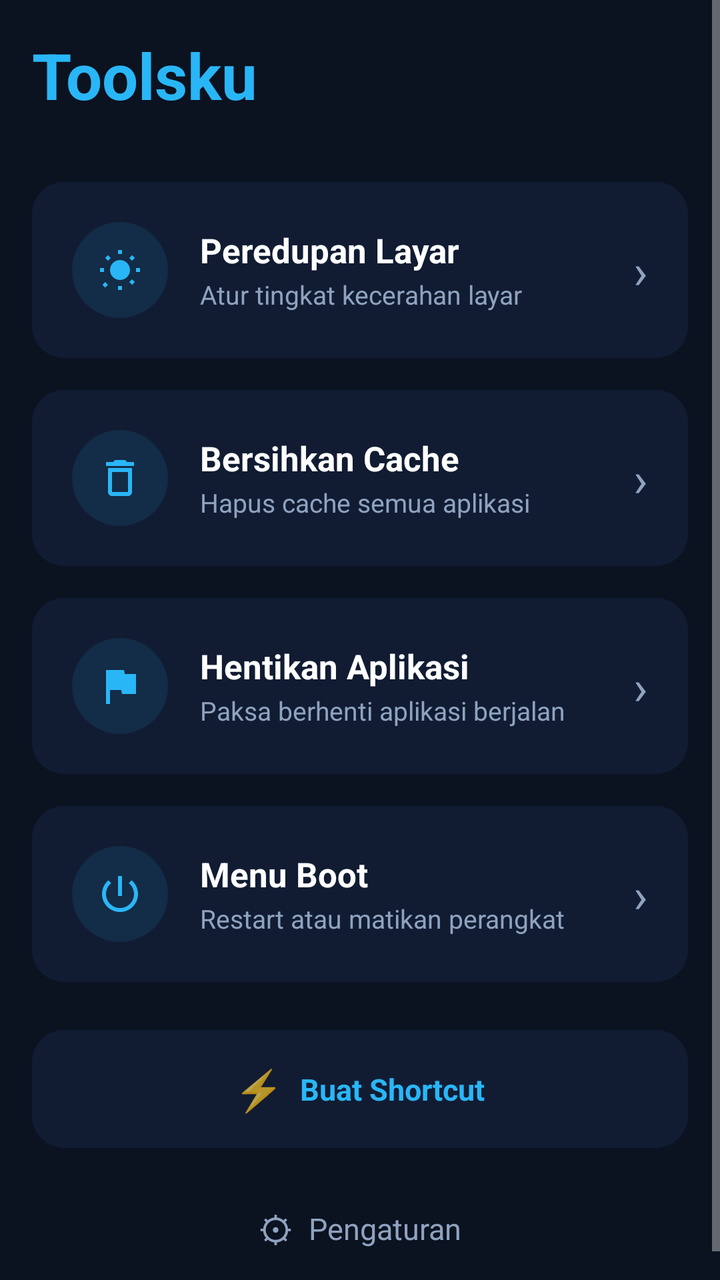
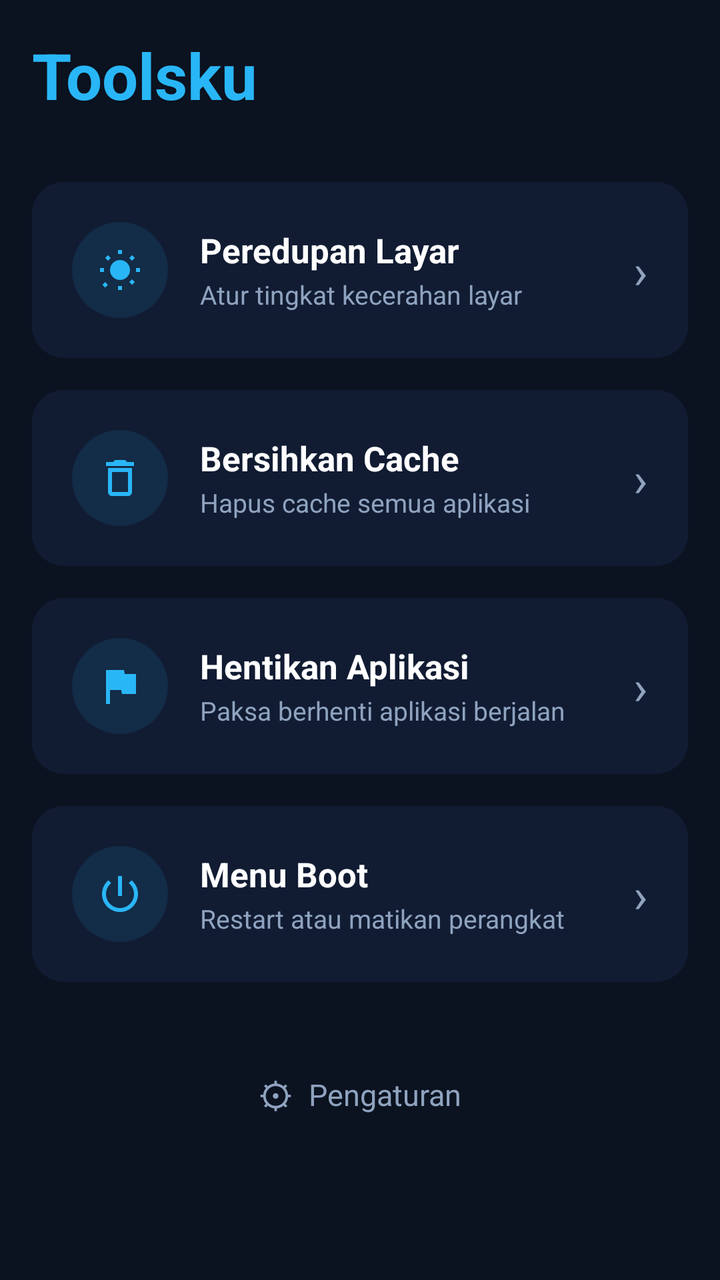

Compare the two renders of this Android layout. The source of the first and the diff that turns it into the second are given below.
<!-- AndroidManifest.xml: activity theme Theme.Toolsku -->
<!-- res/layout/activity_main.xml -->
<?xml version="1.0" encoding="utf-8"?>
<ScrollView xmlns:android="http://schemas.android.com/apk/res/android"
    android:layout_width="match_parent"
    android:layout_height="match_parent"
    android:background="@color/bg_dark"
    android:fillViewport="true">

    <LinearLayout
        android:layout_width="match_parent"
        android:layout_height="wrap_content"
        android:orientation="vertical"
        android:padding="16dp"
        android:paddingTop="48dp"
        android:paddingBottom="32dp">

        <TextView
            android:layout_width="wrap_content"
            android:layout_height="wrap_content"
            android:text="@string/home_title"
            android:textColor="@color/accent"
            android:textSize="32sp"
            android:textStyle="bold" />

        
        <LinearLayout
            android:id="@+id/cardDimmer"
            android:layout_width="match_parent"
            android:layout_height="wrap_content"
            android:layout_marginTop="32dp"
            android:background="@drawable/bg_menu_card"
            android:clickable="true"
            android:focusable="true"
            android:gravity="center_vertical"
            android:orientation="horizontal"
            android:padding="20dp">

            <ImageView
                android:layout_width="48dp"
                android:layout_height="48dp"
                android:background="@drawable/bg_icon_circle"
                android:contentDescription="@null"
                android:padding="12dp"
                android:src="@drawable/ic_dimmer" />

            <LinearLayout
                android:layout_width="0dp"
                android:layout_height="wrap_content"
                android:layout_marginStart="16dp"
                android:layout_weight="1"
                android:orientation="vertical">

                <TextView
                    android:layout_width="wrap_content"
                    android:layout_height="wrap_content"
                    android:text="@string/menu_dimmer_title"
                    android:textColor="@color/text_primary"
                    android:textSize="17sp"
                    android:textStyle="bold" />

                <TextView
                    android:layout_width="wrap_content"
                    android:layout_height="wrap_content"
                    android:layout_marginTop="2dp"
                    android:text="@string/menu_dimmer_desc"
                    android:textColor="@color/text_secondary"
                    android:textSize="13sp" />
            </LinearLayout>

            <TextView
                android:layout_width="wrap_content"
                android:layout_height="wrap_content"
                android:text="›"
                android:textColor="@color/text_secondary"
                android:textSize="24sp" />
        </LinearLayout>

        
        <LinearLayout
            android:id="@+id/cardCleaner"
            android:layout_width="match_parent"
            android:layout_height="wrap_content"
            android:layout_marginTop="16dp"
            android:background="@drawable/bg_menu_card"
            android:clickable="true"
            android:focusable="true"
            android:gravity="center_vertical"
            android:orientation="horizontal"
            android:padding="20dp">

            <ImageView
                android:layout_width="48dp"
                android:layout_height="48dp"
                android:background="@drawable/bg_icon_circle"
                android:contentDescription="@null"
                android:padding="12dp"
                android:src="@drawable/ic_cleaner" />

            <LinearLayout
                android:layout_width="0dp"
                android:layout_height="wrap_content"
                android:layout_marginStart="16dp"
                android:layout_weight="1"
                android:orientation="vertical">

                <TextView
                    android:layout_width="wrap_content"
                    android:layout_height="wrap_content"
                    android:text="@string/menu_cleaner_title"
                    android:textColor="@color/text_primary"
                    android:textSize="17sp"
                    android:textStyle="bold" />

                <TextView
                    android:layout_width="wrap_content"
                    android:layout_height="wrap_content"
                    android:layout_marginTop="2dp"
                    android:text="@string/menu_cleaner_desc"
                    android:textColor="@color/text_secondary"
                    android:textSize="13sp" />
            </LinearLayout>

            <TextView
                android:layout_width="wrap_content"
                android:layout_height="wrap_content"
                android:text="›"
                android:textColor="@color/text_secondary"
                android:textSize="24sp" />
        </LinearLayout>

        
        <LinearLayout
            android:id="@+id/cardKiller"
            android:layout_width="match_parent"
            android:layout_height="wrap_content"
            android:layout_marginTop="16dp"
            android:background="@drawable/bg_menu_card"
            android:clickable="true"
            android:focusable="true"
            android:gravity="center_vertical"
            android:orientation="horizontal"
            android:padding="20dp">

            <ImageView
                android:layout_width="48dp"
                android:layout_height="48dp"
                android:background="@drawable/bg_icon_circle"
                android:contentDescription="@null"
                android:padding="12dp"
                android:src="@drawable/ic_killer" />

            <LinearLayout
                android:layout_width="0dp"
                android:layout_height="wrap_content"
                android:layout_marginStart="16dp"
                android:layout_weight="1"
                android:orientation="vertical">

                <TextView
                    android:layout_width="wrap_content"
                    android:layout_height="wrap_content"
                    android:text="@string/menu_killer_title"
                    android:textColor="@color/text_primary"
                    android:textSize="17sp"
                    android:textStyle="bold" />

                <TextView
                    android:layout_width="wrap_content"
                    android:layout_height="wrap_content"
                    android:layout_marginTop="2dp"
                    android:text="@string/menu_killer_desc"
                    android:textColor="@color/text_secondary"
                    android:textSize="13sp" />
            </LinearLayout>

            <TextView
                android:layout_width="wrap_content"
                android:layout_height="wrap_content"
                android:text="›"
                android:textColor="@color/text_secondary"
                android:textSize="24sp" />
        </LinearLayout>

        
        <LinearLayout
            android:id="@+id/cardBoot"
            android:layout_width="match_parent"
            android:layout_height="wrap_content"
            android:layout_marginTop="16dp"
            android:background="@drawable/bg_menu_card"
            android:clickable="true"
            android:focusable="true"
            android:gravity="center_vertical"
            android:orientation="horizontal"
            android:padding="20dp">

            <ImageView
                android:layout_width="48dp"
                android:layout_height="48dp"
                android:background="@drawable/bg_icon_circle"
                android:contentDescription="@null"
                android:padding="12dp"
                android:src="@drawable/ic_boot" />

            <LinearLayout
                android:layout_width="0dp"
                android:layout_height="wrap_content"
                android:layout_marginStart="16dp"
                android:layout_weight="1"
                android:orientation="vertical">

                <TextView
                    android:layout_width="wrap_content"
                    android:layout_height="wrap_content"
                    android:text="@string/menu_boot_title"
                    android:textColor="@color/text_primary"
                    android:textSize="17sp"
                    android:textStyle="bold" />

                <TextView
                    android:layout_width="wrap_content"
                    android:layout_height="wrap_content"
                    android:layout_marginTop="2dp"
                    android:text="@string/menu_boot_desc"
                    android:textColor="@color/text_secondary"
                    android:textSize="13sp" />
            </LinearLayout>

            <TextView
                android:layout_width="wrap_content"
                android:layout_height="wrap_content"
                android:text="›"
                android:textColor="@color/text_secondary"
                android:textSize="24sp" />
        </LinearLayout>

        
        <LinearLayout
            android:id="@+id/btnCreateShortcut"
            android:layout_width="match_parent"
            android:layout_height="wrap_content"
            android:layout_marginTop="24dp"
            android:background="@drawable/bg_menu_card"
            android:clickable="true"
            android:focusable="true"
            android:gravity="center"
            android:orientation="horizontal"
            android:padding="16dp">

            <TextView
                android:layout_width="wrap_content"
                android:layout_height="wrap_content"
                android:text="⚡"
                android:textSize="20sp" />

            <TextView
                android:layout_width="wrap_content"
                android:layout_height="wrap_content"
                android:layout_marginStart="8dp"
                android:text="@string/shortcut_create_button"
                android:textColor="@color/accent"
                android:textSize="15sp"
                android:textStyle="bold" />
        </LinearLayout>

        
        <LinearLayout
            android:id="@+id/btnSettings"
            android:layout_width="match_parent"
            android:layout_height="wrap_content"
            android:layout_marginTop="16dp"
            android:background="?attr/selectableItemBackground"
            android:clickable="true"
            android:focusable="true"
            android:gravity="center"
            android:orientation="horizontal"
            android:padding="12dp">

            <TextView
                android:layout_width="wrap_content"
                android:layout_height="wrap_content"
                android:text="⚙"
                android:textColor="@color/text_secondary"
                android:textSize="18sp" />

            <TextView
                android:layout_width="wrap_content"
                android:layout_height="wrap_content"
                android:layout_marginStart="8dp"
                android:text="@string/menu_settings"
                android:textColor="@color/text_secondary"
                android:textSize="15sp" />
        </LinearLayout>

    </LinearLayout>
</ScrollView>
<!-- resources referenced by this layout -->
<resources>
  <color name="accent">#29B6F6</color>
  <color name="bg_dark">#0B1220</color>
  <color name="text_primary">#FFFFFF</color>
  <color name="text_secondary">#8FA3BF</color>
  <!-- drawable bg_icon_circle (drawable) -->
  <?xml version="1.0" encoding="utf-8"?>
  <shape xmlns:android="http://schemas.android.com/apk/res/android"
      android:shape="oval">
      <solid android:color="#1A29B6F6" />
  </shape>
  <!-- drawable bg_menu_card (drawable) -->
  <?xml version="1.0" encoding="utf-8"?>
  <shape xmlns:android="http://schemas.android.com/apk/res/android"
      android:shape="rectangle">
      <solid android:color="@color/bg_surface" />
      <corners android:radius="@dimen/card_radius" />
  </shape>
  <!-- drawable ic_boot (drawable) -->
  <?xml version="1.0" encoding="utf-8"?>
  <vector xmlns:android="http://schemas.android.com/apk/res/android"
      android:width="24dp"
      android:height="24dp"
      android:viewportWidth="24"
      android:viewportHeight="24"
      android:tint="@color/accent">
      <path
          android:fillColor="#FFFFFF"
          android:pathData="M13,3h-2v10h2V3zM17.83,5.17l-1.42,1.42C17.99,7.86 19,9.81 19,12c0,3.87 -3.13,7 -7,7s-7,-3.13 -7,-7c0,-2.19 1.01,-4.14 2.58,-5.42L6.17,5.17C4.23,6.82 3,9.26 3,12c0,4.97 4.03,9 9,9s9,-4.03 9,-9c0,-2.74 -1.23,-5.18 -3.17,-6.83z" />
  </vector>
  <!-- drawable ic_cleaner (drawable) -->
  <?xml version="1.0" encoding="utf-8"?>
  <vector xmlns:android="http://schemas.android.com/apk/res/android"
      android:width="24dp"
      android:height="24dp"
      android:viewportWidth="24"
      android:viewportHeight="24"
      android:tint="@color/accent">
      <path
          android:fillColor="#FFFFFF"
          android:pathData="M19,4h-3.5l-1,-1h-5l-1,1H5v2h14V4zM6,19c0,1.1 0.9,2 2,2h8c1.1,0 2,-0.9 2,-2V7H6v12zM8,9h8v10H8V9z" />
  </vector>
  <!-- drawable ic_dimmer (drawable) -->
  <?xml version="1.0" encoding="utf-8"?>
  <vector xmlns:android="http://schemas.android.com/apk/res/android"
      android:width="24dp"
      android:height="24dp"
      android:viewportWidth="24"
      android:viewportHeight="24"
      android:tint="@color/accent">
      <path
          android:fillColor="#FFFFFF"
          android:pathData="M12,7c-2.76,0 -5,2.24 -5,5s2.24,5 5,5 5,-2.24 5,-5 -2.24,-5 -5,-5zM2,13h2v-2H2v2zM20,11v2h2v-2h-2zM11,2v2h2V2h-2zM11,20v2h2v-2h-2zM5.99,4.58L4.58,5.99l1.41,1.41 1.41,-1.41 -1.41,-1.41zM18.01,19.42l1.41,-1.41 -1.41,-1.41 -1.41,1.41 1.41,1.41zM18.01,4.58l-1.41,1.41 1.41,1.41 1.41,-1.41 -1.41,-1.41zM5.99,19.42l-1.41,-1.41 -1.41,1.41 1.41,1.41 1.41,-1.41z" />
  </vector>
  <!-- drawable ic_killer (drawable) -->
  <?xml version="1.0" encoding="utf-8"?>
  <vector xmlns:android="http://schemas.android.com/apk/res/android"
      android:width="24dp"
      android:height="24dp"
      android:viewportWidth="24"
      android:viewportHeight="24"
      android:tint="@color/accent">
      <path
          android:fillColor="#FFFFFF"
          android:pathData="M14.4,6L14,4H5v17h2v-7h5.6l0.4,2h7V6z" />
  </vector>
  <string name="home_title">Toolsku</string>
  <string name="menu_boot_desc">Restart atau matikan perangkat</string>
  <string name="menu_boot_title">Menu Boot</string>
  <string name="menu_cleaner_desc">Hapus cache semua aplikasi</string>
  <string name="menu_cleaner_title">Bersihkan Cache</string>
  <string name="menu_dimmer_desc">Atur tingkat kecerahan layar</string>
  <string name="menu_dimmer_title">Peredupan Layar</string>
  <string name="menu_killer_desc">Paksa berhenti aplikasi berjalan</string>
  <string name="menu_killer_title">Hentikan Aplikasi</string>
  <string name="menu_settings">Pengaturan</string>
  <string name="shortcut_create_button">Buat Shortcut</string>
  <color name="bg_surface">#111C33</color>
  <dimen name="card_radius">16dp</dimen>
  <color name="accent_dark">#0288D1</color>
  <color name="accent_light">#4FC3F7</color>
  <!-- unchanged entries left out for length: 1 -->
</resources>

<!-- the commit's change to res/layout/activity_main.xml (unified diff, before → after) -->
@@ -235,39 +235,10 @@
 
         
         <LinearLayout
-            android:id="@+id/btnCreateShortcut"
-            android:layout_width="match_parent"
-            android:layout_height="wrap_content"
-            android:layout_marginTop="24dp"
-            android:background="@drawable/bg_menu_card"
-            android:clickable="true"
-            android:focusable="true"
-            android:gravity="center"
-            android:orientation="horizontal"
-            android:padding="16dp">
-
-            <TextView
-                android:layout_width="wrap_content"
-                android:layout_height="wrap_content"
-                android:text="⚡"
-                android:textSize="20sp" />
-
-            <TextView
-                android:layout_width="wrap_content"
-                android:layout_height="wrap_content"
-                android:layout_marginStart="8dp"
-                android:text="@string/shortcut_create_button"
-                android:textColor="@color/accent"
-                android:textSize="15sp"
-                android:textStyle="bold" />
-        </LinearLayout>
-
-        
-        <LinearLayout
             android:id="@+id/btnSettings"
             android:layout_width="match_parent"
             android:layout_height="wrap_content"
-            android:layout_marginTop="16dp"
+            android:layout_marginTop="32dp"
             android:background="?attr/selectableItemBackground"
             android:clickable="true"
             android:focusable="true"
<!-- resource entries referenced after the edit -->
@@ -75,7 +75,6 @@
   <string name="menu_killer_desc">Paksa berhenti aplikasi berjalan</string>
   <string name="menu_killer_title">Hentikan Aplikasi</string>
   <string name="menu_settings">Pengaturan</string>
-  <string name="shortcut_create_button">Buat Shortcut</string>
   <color name="bg_surface">#111C33</color>
   <dimen name="card_radius">16dp</dimen>
   <color name="accent_dark">#0288D1</color>
